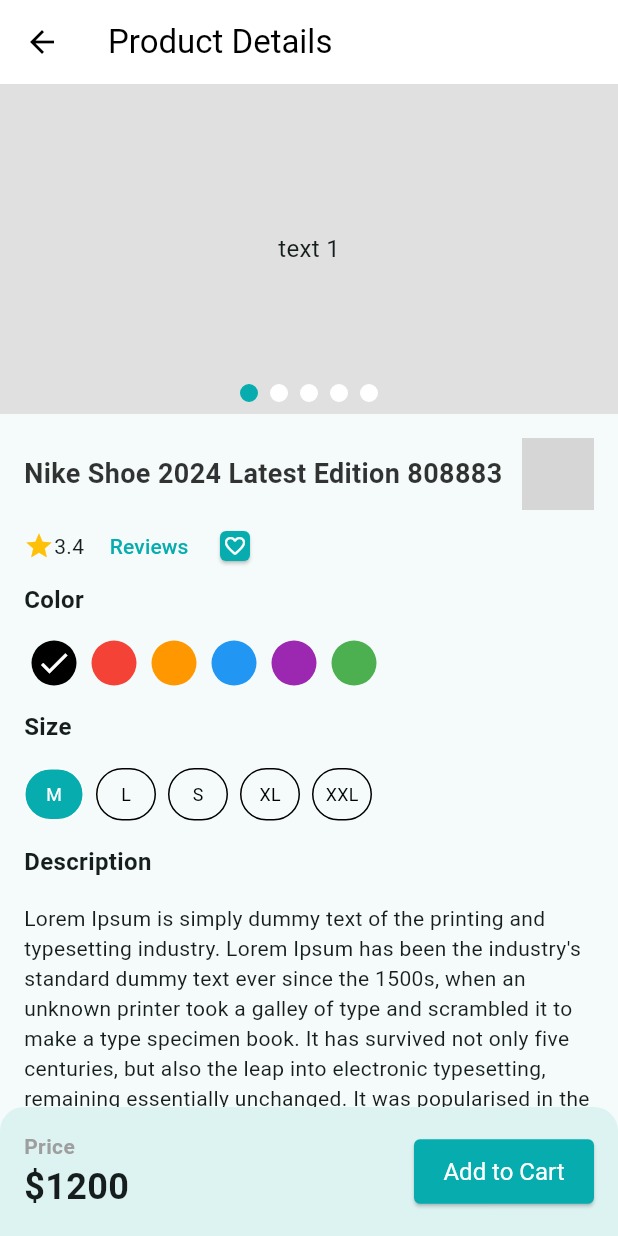
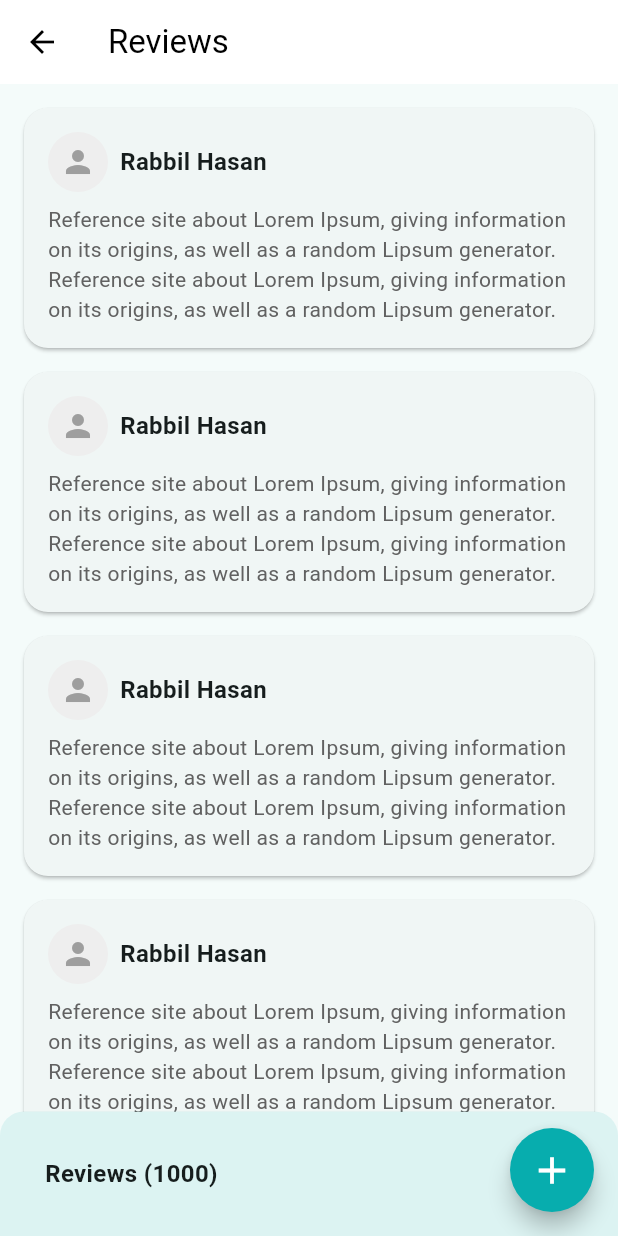
Before and after one commit to Md-LatifurRatul/E-Commerce, a Flutter app: the ProductDetailsScreen screen opened directly, after a tap on "Reviews", on a phone screen of 412 x 824 dp. Run offline on Flutter 3.47's test engine with Material 3 defaults, Android fonts, the phone set to English and light mode, and no system bars; drawn by our look-alikes of carousel_slider; our stand-ins replace flutter_svg, get, pin_code_fields; missing offline and left inert: item_count_number_button; grey boxes are pictures that could not be loaded.

Commit message:
Screen Design

```diff
--- a/lib/presentation/screens/product_details_screen.dart
+++ b/lib/presentation/screens/product_details_screen.dart
@@ -1,9 +1,11 @@
+import 'package:crafty_bay/presentation/screens/reviews_list_screen.dart';
 import 'package:crafty_bay/presentation/utility/app_colors.dart';
 import 'package:crafty_bay/presentation/widgets/color_picker.dart';
 import 'package:crafty_bay/presentation/widgets/product_image_carousel_slider.dart';
 import 'package:crafty_bay/presentation/widgets/size_picker.dart';
 import 'package:crafty_bay/presentation/widgets/wish_button_card.dart';
 import 'package:flutter/material.dart';
+import 'package:get/get.dart';
 import 'package:item_count_number_button/item_count_number_button.dart';
 
 class ProductDetailsScreen extends StatefulWidget {
@@ -34,20 +36,7 @@ class _ProductDetailsScreenState extends State<ProductDetailsScreen> {
                     child: Column(
                       crossAxisAlignment: CrossAxisAlignment.start,
                       children: [
-                        Row(
-                          children: [
-                            Expanded(
-                              child: Text(
-                                "Nike Shoe 2024 Latest Edition 808883",
-                                style: TextStyle(
-                                    fontSize: 18,
-                                    fontWeight: FontWeight.w600,
-                                    color: Colors.black.withOpacity(0.8)),
-                              ),
-                            ),
-                            _buildCounter(),
-                          ],
-                        ),
+                        _buildProductTitleAndCounter(),
                         _buildReviewFavouriteSection(),
                         const Text(
                           "Color",
@@ -59,17 +48,7 @@ class _ProductDetailsScreenState extends State<ProductDetailsScreen> {
                         const SizedBox(
                           height: 16,
                         ),
-                        ColorPicker(
-                          colors: const [
-                            Colors.black,
-                            Colors.red,
-                            Colors.orange,
-                            Colors.blue,
-                            Colors.purple,
-                            Colors.green,
-                          ],
-                          onchange: (Color selectedColor) {},
-                        ),
+                        _buildColorPicker(),
                         const SizedBox(
                           height: 16,
                         ),
@@ -83,16 +62,7 @@ class _ProductDetailsScreenState extends State<ProductDetailsScreen> {
                         const SizedBox(
                           height: 16,
                         ),
-                        SizePicker(
-                          onchange: (String s) {},
-                          sizes: const [
-                            'M',
-                            'L',
-                            'S',
-                            'XL',
-                            'XXL',
-                          ],
-                        ),
+                        _buildSizePicker(),
                         const SizedBox(
                           height: 16,
                         ),
@@ -118,6 +88,50 @@ class _ProductDetailsScreenState extends State<ProductDetailsScreen> {
           _buildAddToCartSection(),
         ],
       ),
+    );
+  }
+
+  Widget _buildSizePicker() {
+    return SizePicker(
+      onchange: (String s) {},
+      sizes: const [
+        'M',
+        'L',
+        'S',
+        'XL',
+        'XXL',
+      ],
+    );
+  }
+
+  Widget _buildColorPicker() {
+    return ColorPicker(
+      colors: const [
+        Colors.black,
+        Colors.red,
+        Colors.orange,
+        Colors.blue,
+        Colors.purple,
+        Colors.green,
+      ],
+      onchange: (Color selectedColor) {},
+    );
+  }
+
+  Widget _buildProductTitleAndCounter() {
+    return Row(
+      children: [
+        Expanded(
+          child: Text(
+            "Nike Shoe 2024 Latest Edition 808883",
+            style: TextStyle(
+                fontSize: 18,
+                fontWeight: FontWeight.w600,
+                color: Colors.black.withOpacity(0.8)),
+          ),
+        ),
+        _buildCounter(),
+      ],
     );
   }
 
@@ -180,7 +194,9 @@ class _ProductDetailsScreenState extends State<ProductDetailsScreen> {
           ],
         ),
         TextButton(
-          onPressed: () {},
+          onPressed: () {
+            Get.to(() => const ReviewsListScreen());
+          },
           child: const Text("Reviews"),
         ),
         const WishButtonCard(
--- /dev/null
+++ b/lib/presentation/screens/reviews_list_screen.dart
@@ -0,0 +1,77 @@
+import 'package:crafty_bay/presentation/screens/create_review_screen.dart';
+import 'package:crafty_bay/presentation/utility/app_colors.dart';
+import 'package:crafty_bay/presentation/widgets/reviews_card.dart';
+import 'package:flutter/material.dart';
+import 'package:get/get.dart';
+
+class ReviewsListScreen extends StatefulWidget {
+  const ReviewsListScreen({super.key});
+
+  @override
+  State<ReviewsListScreen> createState() => _ReviewsListScreenState();
+}
+
+class _ReviewsListScreenState extends State<ReviewsListScreen> {
+  @override
+  Widget build(BuildContext context) {
+    return Scaffold(
+      appBar: AppBar(
+        title: const Text("Reviews"),
+      ),
+      body: Column(
+        children: [
+          Expanded(
+            child: ListView.builder(
+              padding: const EdgeInsets.all(8),
+              itemCount: 4,
+              itemBuilder: (context, index) {
+                return const ReviewsCard();
+              },
+            ),
+          ),
+          _buildReviewsSection(),
+        ],
+      ),
+      floatingActionButton: _buildFloatingActionButton(),
+    );
+  }
+
+  Widget _buildFloatingActionButton() {
+    return FloatingActionButton(
+      backgroundColor: AppColors.primaryColor,
+      tooltip: 'Add Review',
+      shape: const CircleBorder(),
+      onPressed: () {
+        Get.to(() => const CreateReviewScreen());
+      },
+      child: const Icon(
+        Icons.add,
+        color: Colors.white,
+        size: 30,
+      ),
+    );
+  }
+
+  Widget _buildReviewsSection() {
+    return Container(
+      padding: const EdgeInsets.all(30),
+      decoration: BoxDecoration(
+        color: AppColors.primaryColor.withOpacity(0.1),
+        borderRadius: const BorderRadius.only(
+          topLeft: Radius.circular(16),
+          topRight: Radius.circular(16),
+        ),
+      ),
+      child: const SizedBox(
+        width: double.infinity,
+        child: Text(
+          "Reviews (1000)",
+          style: TextStyle(
+            fontSize: 16,
+            fontWeight: FontWeight.bold,
+          ),
+        ),
+      ),
+    );
+  }
+}
--- /dev/null
+++ b/lib/presentation/widgets/reviews_card.dart
@@ -0,0 +1,56 @@
+import 'package:flutter/material.dart';
+
+class ReviewsCard extends StatelessWidget {
+  const ReviewsCard({
+    super.key,
+  });
+
+  @override
+  Widget build(BuildContext context) {
+    return Padding(
+      padding: const EdgeInsets.all(4.0),
+      child: Card(
+        surfaceTintColor: Colors.white,
+        shape: RoundedRectangleBorder(
+          borderRadius: BorderRadius.circular(16),
+        ),
+        child: Padding(
+          padding: const EdgeInsets.all(16.0),
+          child: Column(
+            crossAxisAlignment: CrossAxisAlignment.start,
+            children: [
+              Row(
+                children: [
+                  CircleAvatar(
+                    backgroundColor: Colors.grey[200],
+                    child: const Icon(
+                      Icons.person,
+                      color: Colors.grey,
+                    ),
+                  ),
+                  const SizedBox(
+                    width: 8,
+                  ),
+                  const Text(
+                    'Rabbil Hasan',
+                    style: TextStyle(
+                      fontWeight: FontWeight.w600,
+                      fontSize: 16,
+                    ),
+                  )
+                ],
+              ),
+              const SizedBox(
+                height: 8,
+              ),
+              Text(
+                '''Reference site about Lorem Ipsum, giving information on its origins, as well as a random Lipsum generator. Reference site about Lorem Ipsum, giving information on its origins, as well as a random Lipsum generator.''',
+                style: TextStyle(fontSize: 14, color: Colors.grey[700]),
+              ),
+            ],
+          ),
+        ),
+      ),
+    );
+  }
+}
```
Also changed, not shown: lib/presentation/screens/create_review_screen.dart (added, +77 -0 lines), lib/presentation/screens/email_verification_screen.dart (+5 -3 lines), lib/presentation/screens/reviews_screen.dart (deleted, +0 -15 lines), lib/presentation/widgets/product_card.dart (+10 -6 lines).
